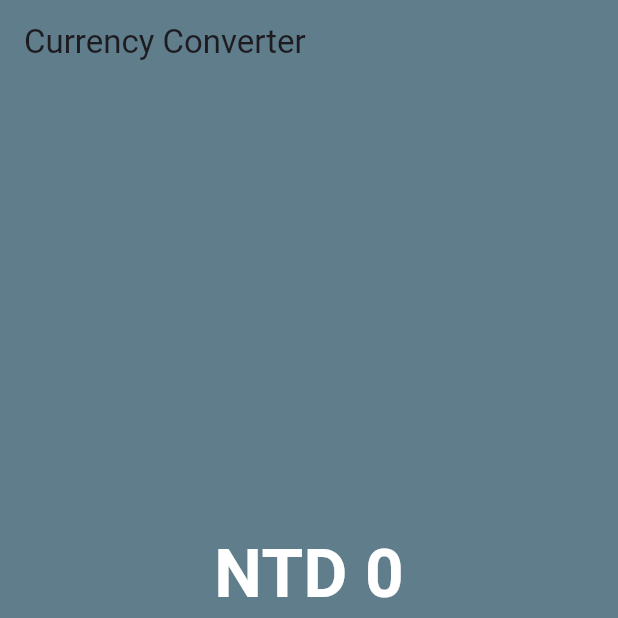
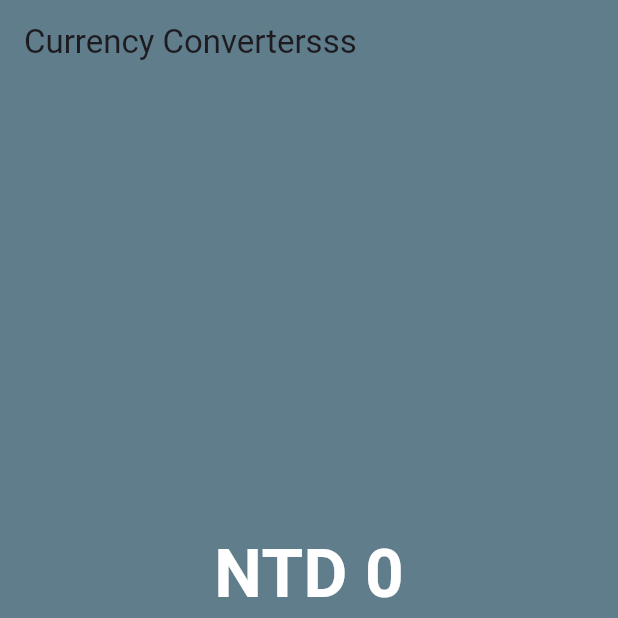
Before and after one commit to Dakb00/currency_converter, a Flutter app: the screen it shows after launch, on a phone screen of 412 x 824 dp, the top half of it. Run offline on Flutter 3.47's test engine with Material 3 defaults, Android fonts, the phone set to English and light mode, and no system bars.

Commit message:
practice stage and commit

```diff
--- a/lib/currency_converter_material_page.dart
+++ b/lib/currency_converter_material_page.dart
@@ -41,7 +41,7 @@ class _CurrencyConverterMaterialPageState
       appBar: AppBar(
         backgroundColor: Colors.blueGrey,
         elevation: 0,
-        title: const Text('Currency Converter'),
+        title: const Text('Currency Convertersss'),
       ),
       body: Center(
         child: Padding(
```
